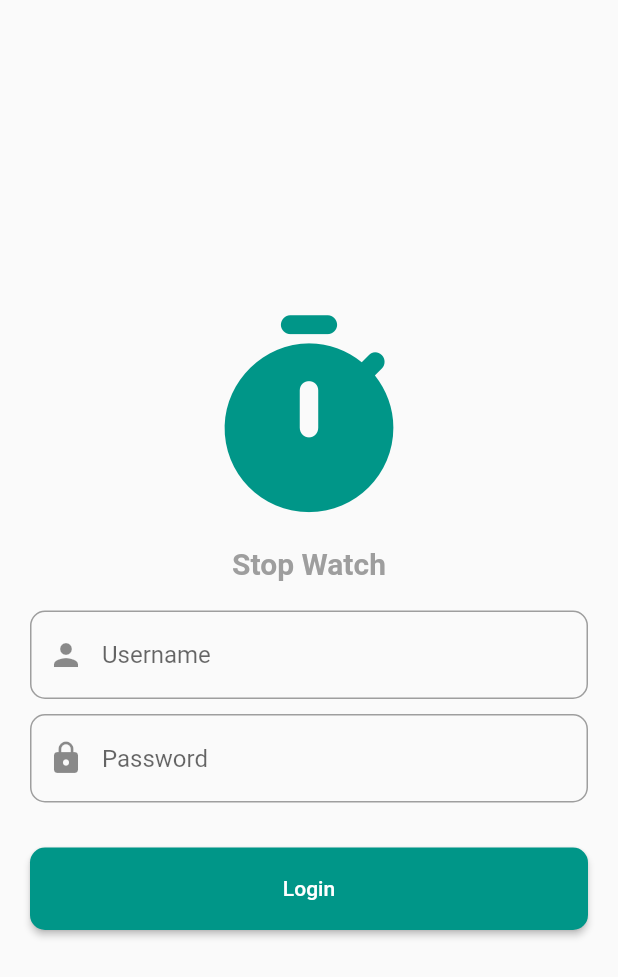
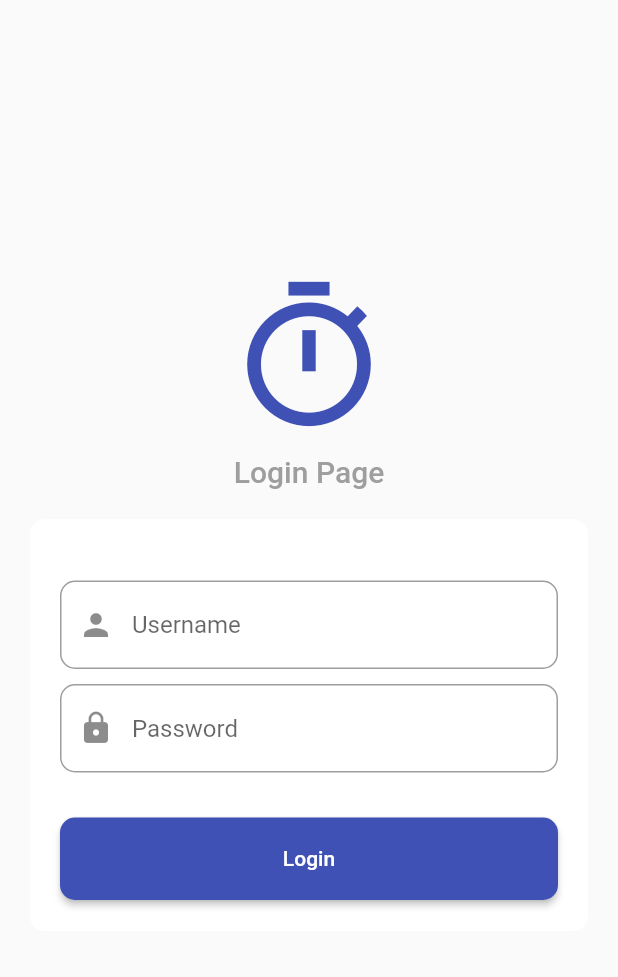
Before and after one commit to rayhannaufal/stopwatch-flutter, a Flutter app: the screen it shows after launch, on a phone screen of 412 x 824 dp. Shown: the top 977 px of the screen. Run offline on Flutter 3.47's test engine with Material 2 defaults, Android fonts, the phone set to English and light mode, and no system bars; our stand-ins replace carousel_slider.

Commit message:
forth commit

```diff
--- a/lib/loginpage.dart
+++ b/lib/loginpage.dart
@@ -1,3 +1,5 @@
+import 'dart:ui';
+
 import 'package:flutter/material.dart';
 import 'package:flutter_tugas2/mainpage.dart';
 
@@ -16,21 +18,31 @@ class _LoginPageState extends State<LoginPage> {
   @override
   Widget build(BuildContext context) {
     return Scaffold(
-      body: Padding(
+      body: Column(
+        mainAxisAlignment: MainAxisAlignment.center,
+        children: [
+          Icon(Icons.timer_sharp,size: 110,color: (isLogin) ? Colors.indigo : Colors.red,),
+            SizedBox(height: 10,),
+            Text(
+              'Login Page',
+              style: TextStyle(
+                fontSize: 20,
+                fontWeight: FontWeight.w500,
+                color: (isLogin) ? Colors.grey : Colors.redAccent
+              ),
+            ),
+          Padding(
             padding: const EdgeInsets.all(20.0),
+            child: Container(
+              padding: EdgeInsets.all(20),
+              height: MediaQuery.sizeOf(context).height/3,
+              decoration: BoxDecoration(
+                color: Colors.white,
+                borderRadius: BorderRadius.circular(10)
+              ),
               child: Column(
                 mainAxisAlignment: MainAxisAlignment.center,
                 children: [
-            Icon(Icons.timer_rounded,size: 150,color: (isLogin) ? Colors.teal : Colors.red,),
-            SizedBox(height: 10,),
-            Text(
-              'Stop Watch',
-              style: TextStyle(
-                fontSize: 20,
-                fontWeight: FontWeight.bold,
-                color: (isLogin) ? Colors.grey : Colors.redAccent
-              ),
-            ),
                   SizedBox(height: 20,),
                   TextFormField(
                     enabled: true,
@@ -90,7 +102,7 @@ class _LoginPageState extends State<LoginPage> {
                       ScaffoldMessenger.of(context).showSnackBar(snackBar);
                     },
                     style: ElevatedButton.styleFrom(
-                backgroundColor: (isLogin) ? Colors.teal : Colors.red,
+                      backgroundColor: (isLogin) ? Colors.indigo : Colors.red,
                       minimumSize: Size.fromHeight(55),
                       shape: RoundedRectangleBorder(
                         borderRadius: BorderRadius.circular(10)
@@ -100,6 +112,9 @@ class _LoginPageState extends State<LoginPage> {
                 ],
               ),
             ),
+          ),
+        ],
+      ),
     );
   }
 }
--- a/lib/main.dart
+++ b/lib/main.dart
@@ -10,7 +10,7 @@ class MyApp extends StatelessWidget {
   @override
   Widget build(BuildContext context) {
     return MaterialApp(
-      theme: ThemeData(primarySwatch: Colors.teal),
+      theme: ThemeData(primarySwatch: Colors.indigo),
       debugShowCheckedModeBanner: false,
       title: 'Tugas 2',
       home: LoginPage(),
--- a/lib/mainpage.dart
+++ b/lib/mainpage.dart
@@ -30,7 +30,7 @@ class _MainPageState extends State<MainPage> {
         child: _page.elementAt(_selectedIndex),
       ),
       bottomNavigationBar: BottomNavigationBar(
-        backgroundColor: Colors.teal,
+        backgroundColor: Colors.indigo,
         items: const <BottomNavigationBarItem>[
           BottomNavigationBarItem(
             icon: Icon(Icons.home),
```
Also changed, not shown: lib/homepage.dart (+9 -8 lines). Lines whose indentation alone changed are shown as unchanged.
